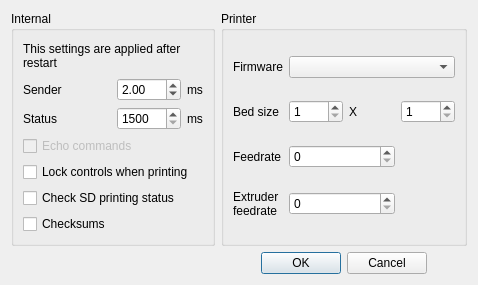
This is settingswindow.ui in NeoTheFox/RepRaptor as Qt 5 draws it before an edit. The edited form follows.
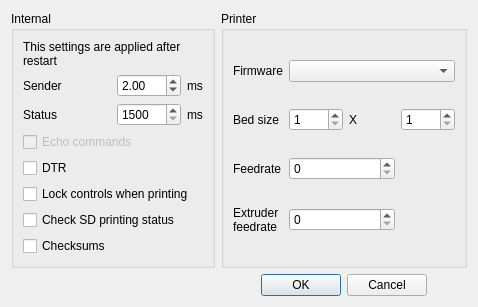
This is the edited form. Icons and pictures are not drawn.

```diff
--- a/settingswindow.ui
+++ b/settingswindow.ui
@@ -99,7 +99,7 @@
         </property>
        </widget>
       </item>
-      <item row="4" column="0" colspan="3">
+      <item row="5" column="0" colspan="3">
        <widget class="QCheckBox" name="lockbox">
         <property name="text">
          <string>Lock controls when printing</string>
@@ -113,14 +113,14 @@
         </property>
        </widget>
       </item>
-      <item row="5" column="0" colspan="3">
+      <item row="6" column="0" colspan="3">
        <widget class="QCheckBox" name="sdbox">
         <property name="text">
          <string>Check SD printing status</string>
         </property>
        </widget>
       </item>
-      <item row="6" column="0">
+      <item row="7" column="0">
        <widget class="QCheckBox" name="checksumbox">
         <property name="enabled">
          <bool>true</bool>
@@ -152,6 +152,13 @@
         </property>
        </widget>
       </item>
+      <item row="4" column="0">
+       <widget class="QCheckBox" name="dtrbox">
+        <property name="text">
+         <string>DTR</string>
+        </property>
+       </widget>
+      </item>
      </layout>
     </widget>
    </item>
```
